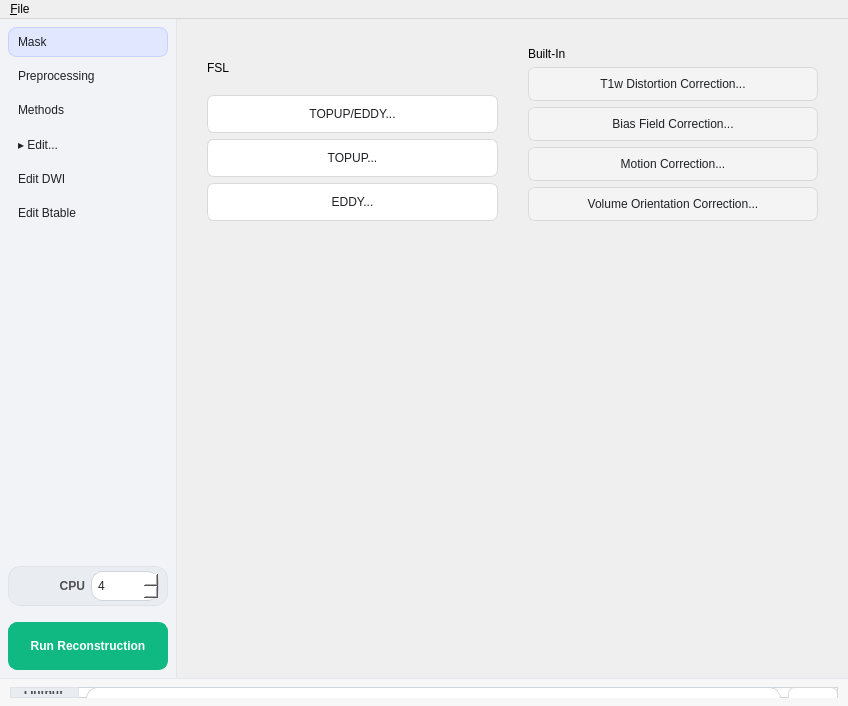
This is reconstruction/reconstruction_window.ui in frankyeh/DSI-Studio as Qt 5 draws it before an edit. The edited form follows.
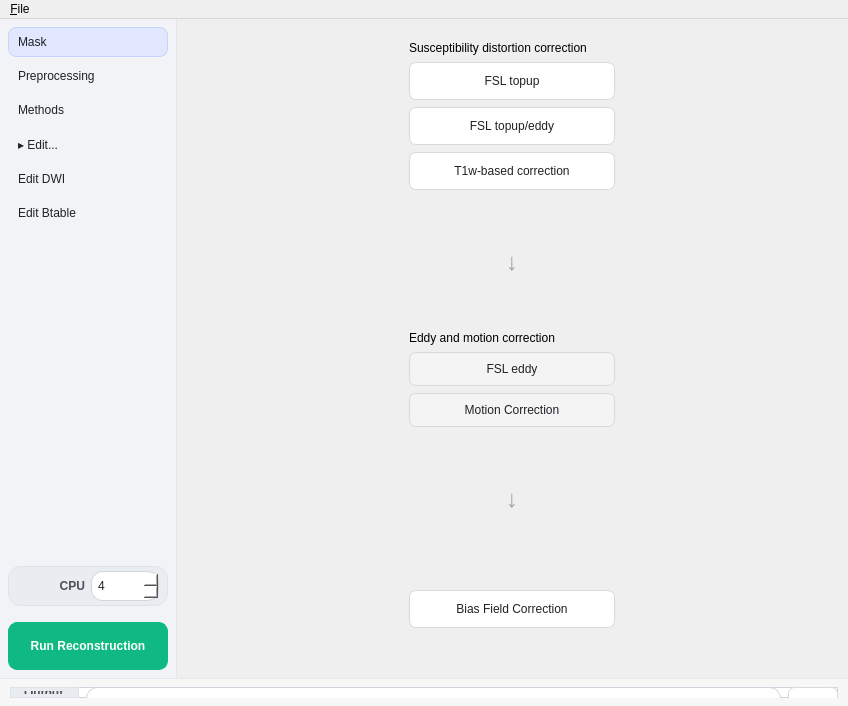
This is the edited form. The open tabs and pages were chosen to show the change. Icons and pictures are not drawn.

Commit message: Arrange preprocessing corrections as three vertically linked cards

Diff of the .ui file:
```diff
--- a/reconstruction/reconstruction_window.ui
+++ b/reconstruction/reconstruction_window.ui
@@ -74,6 +74,8 @@
 QFrame#correction_group { border-top-color: #ef4444; }
 QFrame#fsl_group { border-top-color: #2563eb; }
 QFrame#btable_regenerate_group { border-top-color: #10b981; }
+QFrame#bias_group { border-top-color: #8b5cf6; }
+QLabel#preprocess_arrow_1, QLabel#preprocess_arrow_2 { color: #9aa3ad; font-size: 18pt; font-weight: bold; min-height: 24px; }
 QWidget#dwi_edit_disclosures QPushButton#image_group_toggle, QWidget#dwi_edit_disclosures QPushButton#signal_group_toggle { color: #2563eb; background-color: transparent; border: 0px; font-weight: bold; text-align: left; min-height: 28px; padding: 3px 0px; }
 QWidget#dwi_edit_disclosures QPushButton#image_group_toggle:hover, QWidget#dwi_edit_disclosures QPushButton#signal_group_toggle:hover { color: #1e40af; }
 QStackedWidget#pages QPushButton#image_group_toggle, QStackedWidget#pages QPushButton#signal_group_toggle, QStackedWidget#pages QPushButton#btable_check_group_toggle, QStackedWidget#pages QPushButton#btable_regenerate_group_toggle, QStackedWidget#pages QPushButton#btable_orient_toggle, QStackedWidget#pages QPushButton#image_group_collapse, QStackedWidget#pages QPushButton#signal_group_collapse, QStackedWidget#pages QPushButton#btable_check_group_collapse, QStackedWidget#pages QPushButton#btable_regenerate_group_collapse, QStackedWidget#pages QPushButton#btable_orient_group_collapse { color: #2563eb; background-color: transparent; border: 0px; min-height: 28px; padding: 2px 0px; font-weight: bold; text-align: left; }
@@ -598,80 +600,43 @@
           </item>
          </layout>
         </widget>
-<widget class="QWidget" name="preprocess_page">
-         <layout class="QVBoxLayout" name="preprocess_layout">
-          <item><widget class="QScrollArea" name="preprocess_scroll"><property name="frameShape"><enum>QFrame::NoFrame</enum></property><property name="widgetResizable"><bool>true</bool></property><widget class="QWidget" name="preprocess_content"><layout class="QVBoxLayout" name="preprocess_content_layout"><item><layout class="QHBoxLayout" name="preprocess_cards_row"><item><widget class="QFrame" name="fsl_group"><property name="card" stdset="0"><bool>true</bool></property><layout class="QVBoxLayout" name="fsl_group_layout"><property name="leftMargin"><number>12</number></property><property name="topMargin"><number>10</number></property><property name="rightMargin"><number>12</number></property><property name="bottomMargin"><number>12</number></property><item><widget class="QLabel" name="fsl_group_title"><property name="text"><string>FSL</string></property><property name="cardTitle" stdset="0"><bool>true</bool></property></widget></item><item><layout class="QGridLayout" name="fsl_tools_grid"><item row="0" column="0"><widget class="QPushButton" name="btn_Run_FSL_Topup">
-                 <property name="text">
-                  <string>TOPUP/EDDY...</string>
-                 </property>
+<widget class="QWidget" name="preprocess_page"><layout class="QVBoxLayout" name="preprocess_layout"><property name="leftMargin"><number>0</number></property><property name="topMargin"><number>0</number></property><property name="rightMargin"><number>0</number></property><property name="bottomMargin"><number>0</number></property><item><widget class="QScrollArea" name="preprocess_scroll"><property name="frameShape"><enum>QFrame::NoFrame</enum></property><property name="widgetResizable"><bool>true</bool></property><widget class="QWidget" name="preprocess_content"><layout class="QVBoxLayout" name="preprocess_content_layout"><property name="spacing"><number>8</number></property><property name="topMargin"><number>12</number></property><item alignment="Qt::AlignHCenter"><widget class="QFrame" name="fsl_group"><property name="card" stdset="0"><bool>true</bool></property><property name="minimumSize"><size><width>230</width><height>0</height></size></property><property name="maximumSize"><size><width>230</width><height>16777215</height></size></property><layout class="QVBoxLayout" name="fsl_group_layout"><property name="spacing"><number>7</number></property><property name="leftMargin"><number>12</number></property><property name="topMargin"><number>10</number></property><property name="rightMargin"><number>12</number></property><property name="bottomMargin"><number>12</number></property><item><widget class="QLabel" name="fsl_group_title"><property name="text"><string>Susceptibility distortion correction</string></property><property name="wordWrap"><bool>true</bool></property><property name="cardTitle" stdset="0"><bool>true</bool></property></widget></item><item><widget class="QPushButton" name="btn_TOPUP_only">
+                 <property name="text"><string>FSL topup</string></property>
                  <property name="icon">
                   <iconset resource="../icons.qrc">
                    <normaloff>:/icons/icons/distortion_correct.svg</normaloff>:/icons/icons/distortion_correct.svg</iconset>
                  </property>
-                </widget></item><item row="1" column="0"><widget class="QPushButton" name="btn_TOPUP_only">
-                 <property name="text">
-                  <string>TOPUP...</string>
-                 </property>
+                </widget></item><item><widget class="QPushButton" name="btn_Run_FSL_Topup">
+                 <property name="text"><string>FSL topup/eddy</string></property>
                  <property name="icon">
                   <iconset resource="../icons.qrc">
                    <normaloff>:/icons/icons/distortion_correct.svg</normaloff>:/icons/icons/distortion_correct.svg</iconset>
                  </property>
-                </widget></item><item row="2" column="0"><widget class="QPushButton" name="btn_EDDY">
-                 <property name="text">
-                  <string>EDDY...</string>
-                 </property>
+                </widget></item><item><widget class="QPushButton" name="btn_T1w_Distortion_Correction">
+                 <property name="text"><string>T1w-based correction</string></property>
                  <property name="icon">
                   <iconset resource="../icons.qrc">
                    <normaloff>:/icons/icons/distortion_correct.svg</normaloff>:/icons/icons/distortion_correct.svg</iconset>
                  </property>
-                </widget></item></layout></item></layout></widget></item><item><widget class="QFrame" name="correction_group"><property name="card" stdset="0"><bool>true</bool></property><layout class="QVBoxLayout" name="correction_group_layout"><property name="leftMargin"><number>12</number></property><property name="topMargin"><number>10</number></property><property name="rightMargin"><number>12</number></property><property name="bottomMargin"><number>12</number></property><item><widget class="QLabel" name="correction_group_title"><property name="text"><string>Built-In</string></property><property name="cardTitle" stdset="0"><bool>true</bool></property></widget></item><item><layout class="QGridLayout" name="builtin_tools_grid"><item row="0" column="0"><widget class="QPushButton" name="btn_T1w_Distortion_Correction">
-                 <property name="text">
-                  <string>T1w Distortion Correction...</string>
-                 </property>
+                </widget></item></layout></widget></item><item alignment="Qt::AlignHCenter"><widget class="QLabel" name="preprocess_arrow_1"><property name="text"><string>↓</string></property><property name="alignment"><set>Qt::AlignCenter</set></property></widget></item><item alignment="Qt::AlignHCenter"><widget class="QFrame" name="correction_group"><property name="card" stdset="0"><bool>true</bool></property><property name="minimumSize"><size><width>230</width><height>0</height></size></property><property name="maximumSize"><size><width>230</width><height>16777215</height></size></property><layout class="QVBoxLayout" name="correction_group_layout"><property name="spacing"><number>7</number></property><property name="leftMargin"><number>12</number></property><property name="topMargin"><number>10</number></property><property name="rightMargin"><number>12</number></property><property name="bottomMargin"><number>12</number></property><item><widget class="QLabel" name="correction_group_title"><property name="text"><string>Eddy and motion correction</string></property><property name="wordWrap"><bool>true</bool></property><property name="cardTitle" stdset="0"><bool>true</bool></property></widget></item><item><widget class="QPushButton" name="btn_EDDY">
+                 <property name="text"><string>FSL eddy</string></property>
                  <property name="icon">
                   <iconset resource="../icons.qrc">
                    <normaloff>:/icons/icons/distortion_correct.svg</normaloff>:/icons/icons/distortion_correct.svg</iconset>
                  </property>
-                </widget></item><item row="1" column="0"><widget class="QPushButton" name="btn_Correct_Bias_Field">
-                 <property name="text">
-                  <string>Bias Field Correction...</string>
-                 </property>
-                 <property name="icon">
-                  <iconset resource="../icons.qrc">
-                   <normaloff>:/icons/icons/bias_field.svg</normaloff>:/icons/icons/bias_field.svg</iconset>
-                 </property>
-                </widget></item><item row="2" column="0"><widget class="QPushButton" name="btn_Eddy_Motion_Correction">
-                 <property name="text">
-                  <string>Motion Correction...</string>
-                 </property>
+                </widget></item><item><widget class="QPushButton" name="btn_Eddy_Motion_Correction">
+                 <property name="text"><string>Motion Correction</string></property>
                  <property name="icon">
                   <iconset resource="../icons.qrc">
                    <normaloff>:/icons/icons/motion_correct.svg</normaloff>:/icons/icons/motion_correct.svg</iconset>
                  </property>
-                </widget></item><item row="3" column="0"><widget class="QPushButton" name="btn_Volume_Orientation_Correction">
-                 <property name="text">
-                  <string>Volume Orientation Correction...</string>
-                 </property>
+                </widget></item></layout></widget></item><item alignment="Qt::AlignHCenter"><widget class="QLabel" name="preprocess_arrow_2"><property name="text"><string>↓</string></property><property name="alignment"><set>Qt::AlignCenter</set></property></widget></item><item alignment="Qt::AlignHCenter"><widget class="QFrame" name="bias_group"><property name="card" stdset="0"><bool>true</bool></property><property name="minimumSize"><size><width>230</width><height>0</height></size></property><property name="maximumSize"><size><width>230</width><height>16777215</height></size></property><layout class="QVBoxLayout" name="bias_group_layout"><property name="spacing"><number>7</number></property><property name="leftMargin"><number>12</number></property><property name="topMargin"><number>10</number></property><property name="rightMargin"><number>12</number></property><property name="bottomMargin"><number>12</number></property><item><widget class="QPushButton" name="btn_Correct_Bias_Field">
+                 <property name="text"><string>Bias Field Correction</string></property>
                  <property name="icon">
                   <iconset resource="../icons.qrc">
                    <normaloff>:/icons/icons/rotate_sync.svg</normaloff>:/icons/icons/rotate_sync.svg</iconset>
                  </property>
-                </widget></item></layout></item></layout></widget></item></layout></item>
-          <item>
-           <spacer name="preprocess_spacer">
-            <property name="orientation">
-             <enum>Qt::Vertical</enum>
-            </property>
-            <property name="sizeHint">
-             <size>
-              <width>0</width>
-              <height>0</height>
-             </size>
-            </property>
-           </spacer>
-          </item></layout></widget></widget></item>
-         </layout>
-        </widget>
+                </widget></item></layout></widget></item><item><spacer name="preprocess_spacer"><property name="orientation"><enum>Qt::Vertical</enum></property></spacer></item></layout></widget></widget></item></layout></widget>
 <widget class="QWidget" name="methods_page"><layout class="QVBoxLayout" name="methods_layout"><item><widget class="QScrollArea" name="methods_scroll"><property name="frameShape"><enum>QFrame::NoFrame</enum></property><property name="widgetResizable"><bool>true</bool></property><widget class="QWidget" name="methods_content"><layout class="QVBoxLayout" name="methods_content_layout"><item><widget class="QFrame" name="method_group">
                 <property name="card" stdset="0">
                  <bool>true</bool>
```
Left out of the diff: 32 changed lines with no effect on the pictures.
